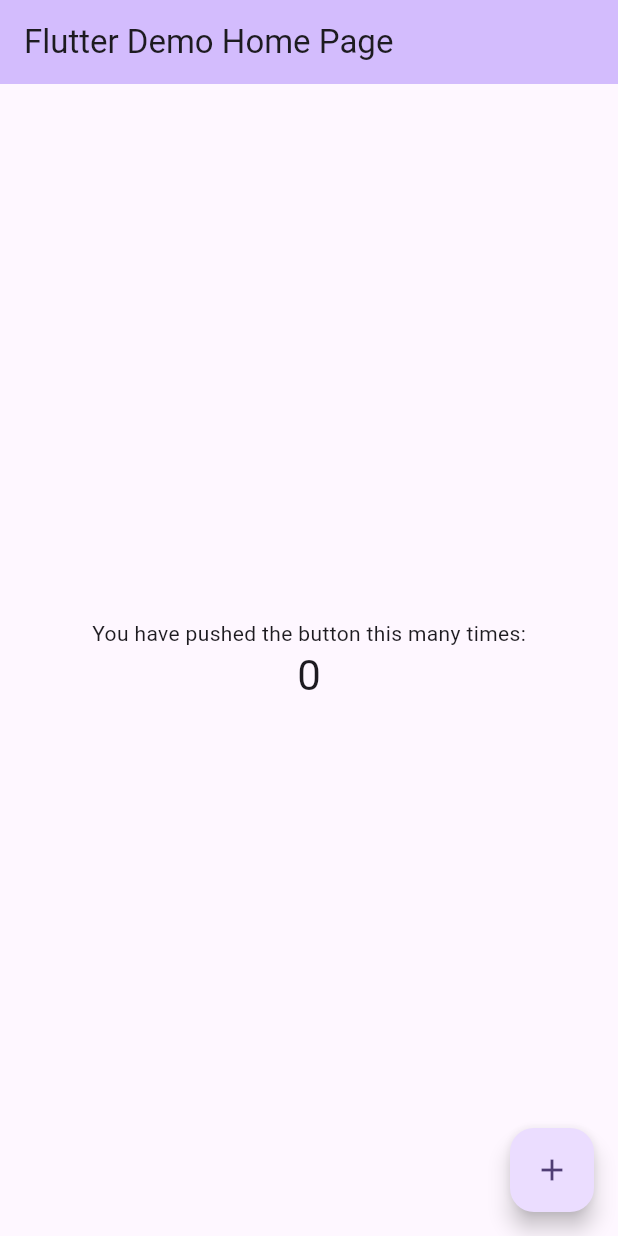
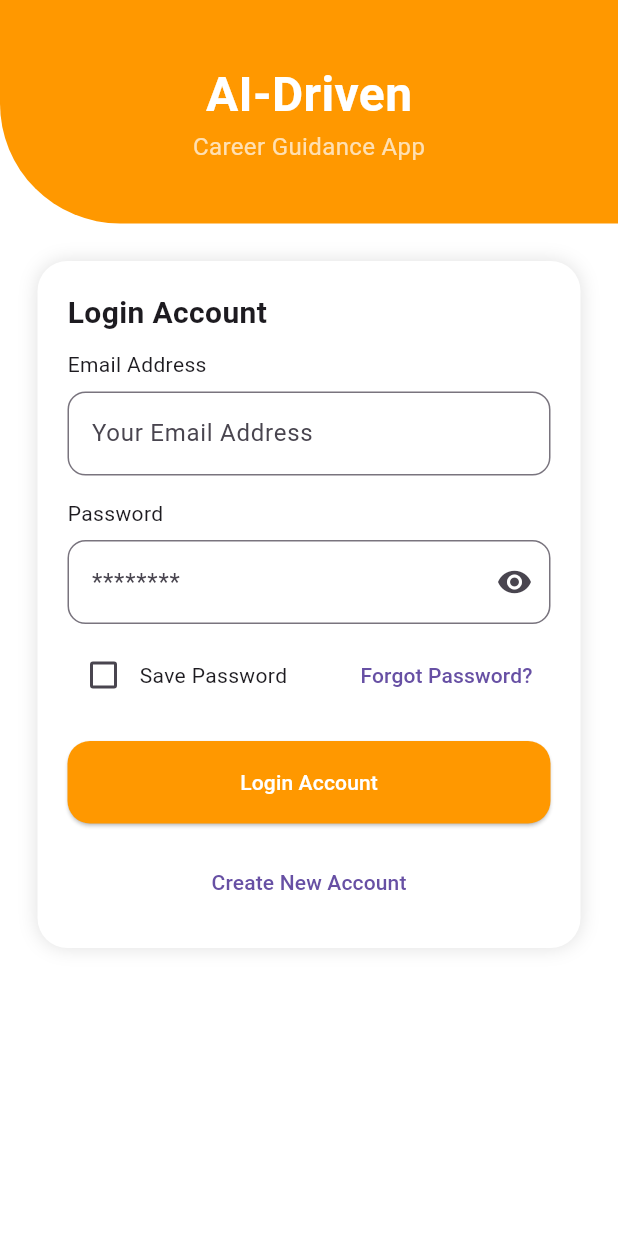
Before and after one commit to cd-cejas/cejas_flutter_app, a Flutter app: the screen it shows after launch, on a phone screen of 412 x 824 dp. Run offline on Flutter 3.47's test engine with Material 3 defaults, Android fonts, the phone set to English and light mode, and no system bars.

Commit message:
new pages

```diff
--- /dev/null
+++ b/lib/login_page.dart
@@ -0,0 +1,165 @@
+import 'package:flutter/material.dart';
+
+class LoginPage extends StatefulWidget {
+  const LoginPage({super.key});
+
+  @override
+  State<LoginPage> createState() => _LoginPageState();
+}
+
+class _LoginPageState extends State<LoginPage> {
+  bool savePassword = false;
+  bool obscure = true;
+
+  @override
+  Widget build(BuildContext context) {
+    return Scaffold(
+      body: SafeArea(
+        child: SingleChildScrollView(
+          child: Column(
+            crossAxisAlignment: CrossAxisAlignment.center,
+            children: [
+              Container(
+                width: double.infinity,
+                padding: const EdgeInsets.symmetric(vertical: 40),
+                decoration: const BoxDecoration(
+                  color: Colors.orange,
+                  borderRadius: BorderRadius.only(
+                    bottomLeft: Radius.circular(80),
+                  ),
+                ),
+                child: const Column(
+                  children: [
+                    Text(
+                      "AI-Driven",
+                      style: TextStyle(
+                        color: Colors.white,
+                        fontSize: 32,
+                        fontWeight: FontWeight.bold,
+                      ),
+                    ),
+                    Text(
+                      "Career Guidance App",
+                      style: TextStyle(color: Colors.white70, fontSize: 16),
+                    ),
+                  ],
+                ),
+              ),
+
+              // Login box
+              Padding(
+                padding: const EdgeInsets.all(25),
+                child: Container(
+                  padding: const EdgeInsets.all(20),
+                  decoration: BoxDecoration(
+                    color: Colors.white,
+                    borderRadius: BorderRadius.circular(20),
+                    boxShadow: const [
+                      BoxShadow(blurRadius: 10, color: Colors.black12),
+                    ],
+                  ),
+                  child: Column(
+                    crossAxisAlignment: CrossAxisAlignment.start,
+                    children: [
+                      const Text(
+                        "Login Account",
+                        style: TextStyle(
+                          fontSize: 20,
+                          fontWeight: FontWeight.bold,
+                        ),
+                      ),
+
+                      const SizedBox(height: 10),
+                      const Text("Email Address"),
+                      const SizedBox(height: 8),
+                      TextField(
+                        decoration: InputDecoration(
+                          hintText: "Your Email Address",
+                          border: OutlineInputBorder(
+                            borderRadius: BorderRadius.circular(12),
+                          ),
+                        ),
+                      ),
+
+                      const SizedBox(height: 15),
+                      const Text("Password"),
+                      const SizedBox(height: 8),
+                      TextField(
+                        obscureText: obscure,
+                        decoration: InputDecoration(
+                          hintText: "********",
+                          suffixIcon: IconButton(
+                            icon: Icon(
+                              obscure ? Icons.visibility : Icons.visibility_off,
+                            ),
+                            onPressed: () {
+                              setState(() {
+                                obscure = !obscure;
+                              });
+                            },
+                          ),
+                          border: OutlineInputBorder(
+                            borderRadius: BorderRadius.circular(12),
+                          ),
+                        ),
+                      ),
+
+                      const SizedBox(height: 10),
+                      Row(
+                        children: [
+                          Checkbox(
+                            value: savePassword,
+                            onChanged: (val) {
+                              setState(() {
+                                savePassword = val!;
+                              });
+                            },
+                          ),
+                          const Text("Save Password"),
+                          const Spacer(),
+                          TextButton(
+                            onPressed: () {},
+                            child: const Text("Forgot Password?"),
+                          ),
+                        ],
+                      ),
+
+                      const SizedBox(height: 20),
+                      SizedBox(
+                        width: double.infinity,
+                        height: 55,
+                        child: ElevatedButton(
+                          style: ElevatedButton.styleFrom(
+                            backgroundColor: Colors.orange,
+                            shape: RoundedRectangleBorder(
+                              borderRadius: BorderRadius.circular(15),
+                            ),
+                          ),
+                          onPressed: () {},
+                          child: const Text(
+                            "Login Account",
+                            style: TextStyle(color: Colors.white),
+                          ),
+                        ),
+                      ),
+
+                      const SizedBox(height: 15),
+                      Center(
+                        child: TextButton(
+                          onPressed: () {
+                            Navigator.pushNamed(context, '/signup');
+                          },
+                          child: const Text("Create New Account"),
+                        ),
+                      ),
+                    ],
+                  ),
+                ),
+              ),
+            ],
+          ),
+        ),
+      ),
+    );
+  }
+}
--- a/lib/main.dart
+++ b/lib/main.dart
@@ -1,4 +1,6 @@
 import 'package:flutter/material.dart';
+import 'login_page.dart';
+import 'signup_page.dart';
 
 void main() {
   runApp(const MyApp());
@@ -7,116 +9,21 @@ void main() {
 class MyApp extends StatelessWidget {
   const MyApp({super.key});
 
-  // This widget is the root of your application.
   @override
   Widget build(BuildContext context) {
     return MaterialApp(
-      title: 'Flutter Demo',
+      debugShowCheckedModeBanner: false,
+      title: 'Login UI',
       theme: ThemeData(
-        // This is the theme of your application.
-        //
-        // TRY THIS: Try running your application with "flutter run". You'll see
-        // the application has a purple toolbar. Then, without quitting the app,
-        // try changing the seedColor in the colorScheme below to Colors.green
-        // and then invoke "hot reload" (save your changes or press the "hot
-        // reload" button in a Flutter-supported IDE, or press "r" if you used
-        // the command line to start the app).
-        //
-        // Notice that the counter didn't reset back to zero; the application
-        // state is not lost during the reload. To reset the state, use hot
-        // restart instead.
-        //
-        // This works for code too, not just values: Most code changes can be
-        // tested with just a hot reload.
-        colorScheme: ColorScheme.fromSeed(seedColor: Colors.deepPurple),
+        primaryColor: Colors.orange,
+        scaffoldBackgroundColor: Colors.white,
+        fontFamily: 'Roboto',
       ),
-      home: const MyHomePage(title: 'Flutter Demo Home Page'),
+      home: const LoginPage(),
+      routes: {
+        '/login': (context) => const LoginPage(),
+        '/signup': (context) => const SignupPage(),
+      },
     );
   }
 }
-
-class MyHomePage extends StatefulWidget {
-  const MyHomePage({super.key, required this.title});
-
-  // This widget is the home page of your application. It is stateful, meaning
-  // that it has a State object (defined below) that contains fields that affect
-  // how it looks.
-
-  // This class is the configuration for the state. It holds the values (in this
-  // case the title) provided by the parent (in this case the App widget) and
-  // used by the build method of the State. Fields in a Widget subclass are
-  // always marked "final".
-
-  final String title;
-
-  @override
-  State<MyHomePage> createState() => _MyHomePageState();
-}
-
-class _MyHomePageState extends State<MyHomePage> {
-  int _counter = 0;
-
-  void _incrementCounter() {
-    setState(() {
-      // This call to setState tells the Flutter framework that something has
-      // changed in this State, which causes it to rerun the build method below
-      // so that the display can reflect the updated values. If we changed
-      // _counter without calling setState(), then the build method would not be
-      // called again, and so nothing would appear to happen.
-      _counter++;
-    });
-  }
-
-  @override
-  Widget build(BuildContext context) {
-    // This method is rerun every time setState is called, for instance as done
-    // by the _incrementCounter method above.
-    //
-    // The Flutter framework has been optimized to make rerunning build methods
-    // fast, so that you can just rebuild anything that needs updating rather
-    // than having to individually change instances of widgets.
-    return Scaffold(
-      appBar: AppBar(
-        // TRY THIS: Try changing the color here to a specific color (to
-        // Colors.amber, perhaps?) and trigger a hot reload to see the AppBar
-        // change color while the other colors stay the same.
-        backgroundColor: Theme.of(context).colorScheme.inversePrimary,
-        // Here we take the value from the MyHomePage object that was created by
-        // the App.build method, and use it to set our appbar title.
-        title: Text(widget.title),
-      ),
-      body: Center(
-        // Center is a layout widget. It takes a single child and positions it
-        // in the middle of the parent.
-        child: Column(
-          // Column is also a layout widget. It takes a list of children and
-          // arranges them vertically. By default, it sizes itself to fit its
-          // children horizontally, and tries to be as tall as its parent.
-          //
-          // Column has various properties to control how it sizes itself and
-          // how it positions its children. Here we use mainAxisAlignment to
-          // center the children vertically; the main axis here is the vertical
-          // axis because Columns are vertical (the cross axis would be
-          // horizontal).
-          //
-          // TRY THIS: Invoke "debug painting" (choose the "Toggle Debug Paint"
-          // action in the IDE, or press "p" in the console), to see the
-          // wireframe for each widget.
-          mainAxisAlignment: MainAxisAlignment.center,
-          children: <Widget>[
-            const Text('You have pushed the button this many times:'),
-            Text(
-              '$_counter',
-              style: Theme.of(context).textTheme.headlineMedium,
-            ),
-          ],
-        ),
-      ),
-      floatingActionButton: FloatingActionButton(
-        onPressed: _incrementCounter,
-        tooltip: 'Increment',
-        child: const Icon(Icons.add),
-      ), // This trailing comma makes auto-formatting nicer for build methods.
-    );
-  }
-}
```
Also changed, not shown: lib/signup_page.dart (added, +141 -0 lines).
